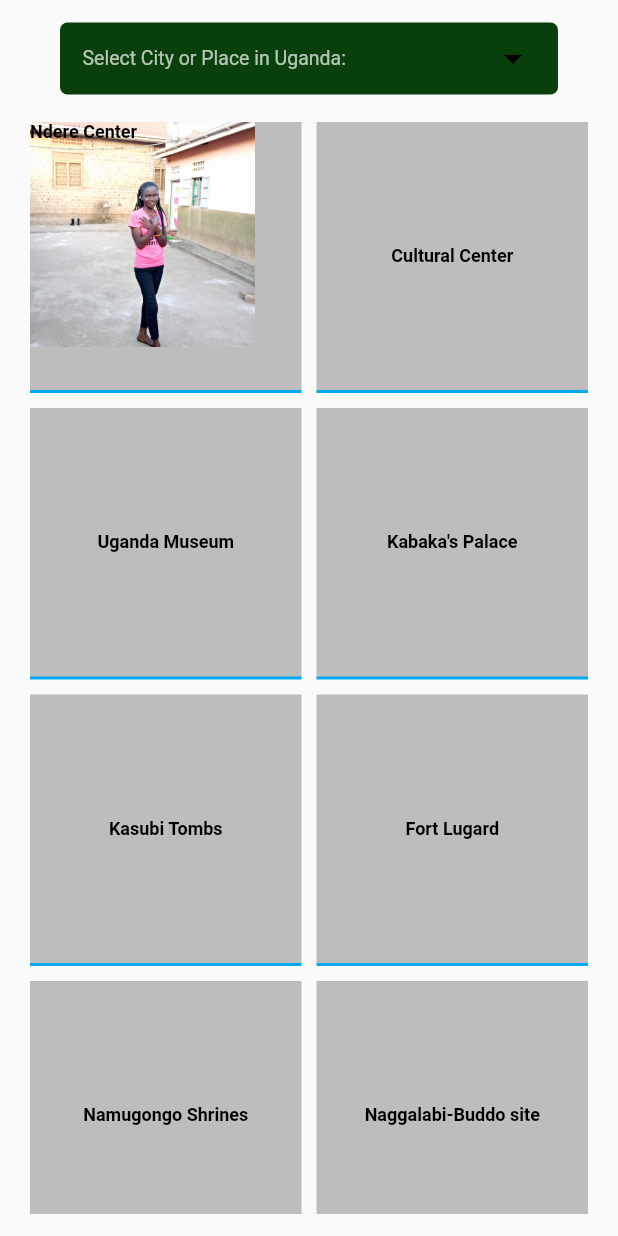
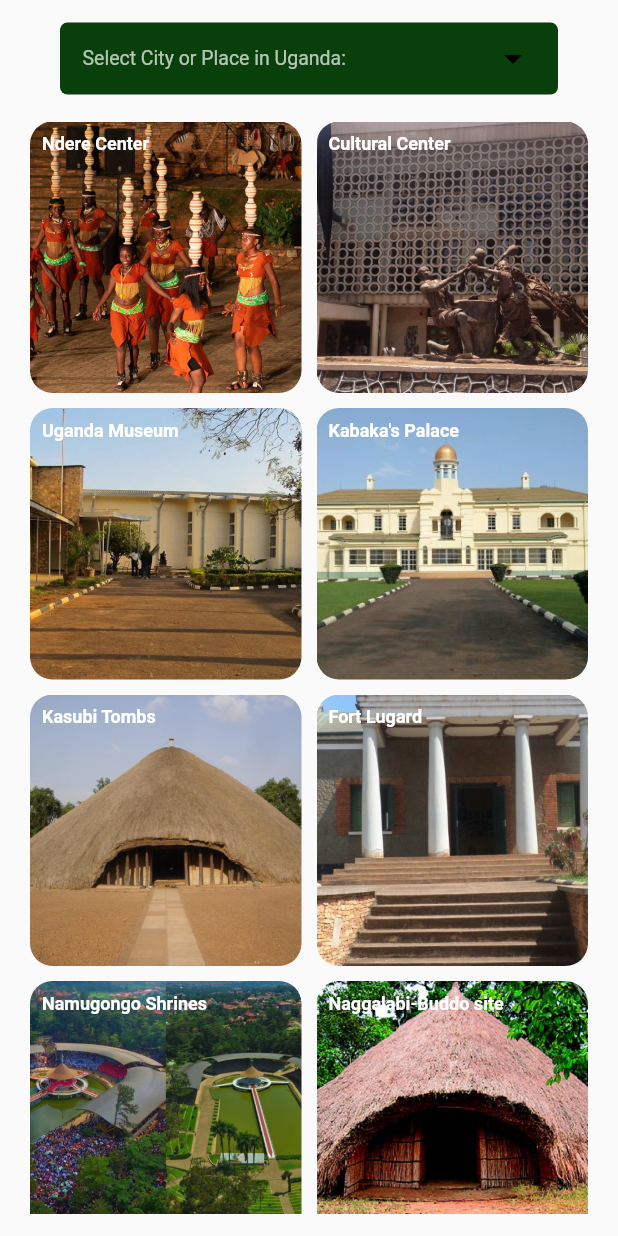
Before and after one commit to confrednabukenya962/tour, a Flutter app: the Culture screen opened directly, on a phone screen of 412 x 824 dp. Run offline on Flutter 3.47's test engine with Material 2 defaults, Android fonts, the phone set to English and light mode, and no system bars; our stand-ins replace country_code_picker, firebase_auth, firebase_core, flutter_rating_bar; accounts and stored records are empty.

Commit message:
first app

```diff
--- a/lib/culture.dart
+++ b/lib/culture.dart
@@ -1,5 +1,6 @@
 import 'package:flutter/material.dart';
-import 'package:tour/signin.dart';
+import 'package:url_launcher/url_launcher.dart';
+
 class Culture extends StatefulWidget {
   const Culture({Key? key}) : super(key: key);
 
@@ -52,198 +53,164 @@ class _CultureState extends State<Culture> {
               ),
             ],
           ),
-          SizedBox(height: 3,),
+          const SizedBox(height: 3,),
           Expanded(
             child:  Container(
               padding:const EdgeInsets.fromLTRB(20.0,15.0,20.0,15.0),
-              child: Container(
+
                 child: GridView(children: [
                   InkWell(
-                    onTap: (){
-                      Navigator.push(
-                          context, MaterialPageRoute(
-                          builder: (context) => const PasswordReset())
-                      );
-                    },
+                    onTap: ()=> launch('https://ndere.com/'),
 
-                    child: Container(
-                      decoration:const BoxDecoration(  color:Color(0xffbdbdbd),border: Border(bottom: BorderSide(
-                        color: Colors.lightBlue,
-                        width: 2,
+                    child: Stack(
+                      children:  [
+                          ClipRRect(
+                            borderRadius: BorderRadius.circular(15.0),
+                            child:Image.asset("images/nd1.jpg",height: 250,width:250,fit: BoxFit.cover,),
                           ),
+                          const Padding(
+                            padding: EdgeInsets.all(8.0),
+                            child: Text("Ndere Center",style: TextStyle(fontWeight: FontWeight.bold,
+                                color: Colors.white,fontSize: 12,),
+                              textAlign: TextAlign.center,),
                           ),
-                      ),
-
-                      //image
-                      child: Stack(
-                       // mainAxisAlignment: MainAxisAlignment.center,
-                        children:  [
-                          Image.asset("images/confred.jpg",height: 150,width:150,fit: BoxFit.cover,),
-                          //const SizedBox(height: 25,),
-                          Text("Ndere Center",style: TextStyle(fontWeight: FontWeight.bold,
-                              color: Colors.black,fontSize: 12,),
-                              textAlign: TextAlign.left),
                       ],
                              ),
 
                     ),
+
+                  InkWell(
+                    onTap: () => launch('https://www.uncc.co.ug/'),
+                    child: Stack(
+                        //mainAxisAlignment: MainAxisAlignment.center,
+                        children:[
+                          ClipRRect(
+                            borderRadius: BorderRadius.circular(15.0),
+                            child:Image.asset("images/cul1.png",height: 250,width:250,fit: BoxFit.cover,),
                           ),
-                  InkWell(
-                    onTap: () {
-                      Navigator.push(
-                          context, MaterialPageRoute(
-                          builder: (context) => const PasswordReset())
-                      );
-                    },
-                    child: Container(
-                      decoration:const BoxDecoration(  color:Color(0xffbdbdbd),border: Border(bottom: BorderSide(
-                        color: Colors.lightBlue,
-                        width: 2,
+
+                           const Padding(
+                             padding: EdgeInsets.all(8.0),
+                             child: Text("Cultural Center", style: TextStyle(fontWeight: FontWeight.bold,
+                                color: Colors.white, fontSize: 12),
+                              textAlign: TextAlign.center,),
                            ),
-                      ),
-                      ),
-                      child: Column(
-                        mainAxisAlignment: MainAxisAlignment.center,
-                        children: const [
-
-                          Text("Cultural Center", style: TextStyle(fontWeight: FontWeight.bold,
-                              color: Colors.black, fontSize: 12),)
                         ],
                       ),
                     ),
+
+                  InkWell(
+                    onTap: () => launch('https://www.ugandamuseums.or.ug/'),
+                    child: Stack(
+                        //mainAxisAlignment: MainAxisAlignment.center,
+                        children: [
+                          ClipRRect(
+                            borderRadius: BorderRadius.circular(15.0),
+                            child:Image.asset("images/mu1.jpg",height: 250,width:250,fit: BoxFit.cover,),
                           ),
-                  InkWell(
-                    onTap: (){
-                      Navigator.push(
-                          context, MaterialPageRoute(
-                          builder: (context) => const PasswordReset())
-                      );
-                    },
-                    child: Container(
-                      decoration:const BoxDecoration(  color:Color(0xffbdbdbd),border: Border(bottom: BorderSide(
-                        color: Colors.lightBlue,
-                        width: 2,
+                           const Padding(
+                             padding: EdgeInsets.all(8.0),
+                             child: Text("Uganda Museum",
+                              style: TextStyle(fontWeight: FontWeight.bold,
+                                  color: Colors.white,fontSize: 12),
+                              textAlign: TextAlign.center,),
                            ),
-                      ),
-                      ),
-                      child: Column(
-                        mainAxisAlignment: MainAxisAlignment.center,
-                        children: const [
-                          Text("Uganda Museum",
-                            style: TextStyle(fontWeight: FontWeight.bold,color: Colors.black,fontSize: 12),)
                         ],
                       ),
                     ),
+
+                  InkWell(
+                    onTap: () => launch('https://www.ugandabudgetsafaris.com/blog/kabakas-palace/'),
+                    child: Stack(
+                       // mainAxisAlignment: MainAxisAlignment.center,
+                        children: [
+                          ClipRRect(
+                            borderRadius: BorderRadius.circular(15.0),
+                            child:Image.asset("images/ka1.jpg",height: 250,width:250,fit: BoxFit.cover,),
                           ),
-                  InkWell(
-                    onTap: (){
-                      Navigator.push(
-                          context, MaterialPageRoute(
-                          builder: (context) => const PasswordReset())
-                      );
-                    },
-                    child: Container(
-                      decoration:const BoxDecoration(  color:Color(0xffbdbdbd),border: Border(bottom: BorderSide(
-                        color: Colors.lightBlue,
-                        width: 2,
+                          const Padding(
+                            padding: EdgeInsets.all(8.0),
+                            child: Text("Kabaka's Palace",style: TextStyle(fontWeight: FontWeight.bold,
+                                color: Colors.white,fontSize: 12),
+                              textAlign: TextAlign.center,),
                           ),
-                      ),
-                      ),
-                      child: Column(
-                        mainAxisAlignment: MainAxisAlignment.center,
-                        children: const [
-                          Text("Kabaka's Palace",style: TextStyle(fontWeight: FontWeight.bold,color: Colors.black,fontSize: 12),)
                         ],
                       ),
                     ),
+
+                  InkWell(
+                    onTap: () => launch('https://whc.unesco.org/en/list/1022/'),
+                    child: Stack(
+                       // mainAxisAlignment: MainAxisAlignment.center,
+                        children:[
+                          ClipRRect(
+                            borderRadius: BorderRadius.circular(15.0),
+                            child:Image.asset("images/to1.jpg",height: 250,width:250,fit: BoxFit.cover,),
                           ),
-                  InkWell(
-                    onTap: (){
-                      Navigator.push(
-                          context, MaterialPageRoute(
-                          builder: (context) => const PasswordReset())
-                      );
-                    },
-                    child: Container(
-                      decoration:const BoxDecoration(  color:Color(0xffbdbdbd),border: Border(bottom: BorderSide(
-                        color: Colors.lightBlue,
-                        width: 2,
+                          const Padding(
+                            padding: EdgeInsets.all(8.0),
+                            child: Text("Kasubi Tombs",style: TextStyle(fontWeight: FontWeight.bold,
+                                color: Colors.white,fontSize: 12),
+                              textAlign: TextAlign.center, ),
                           ),
-                      ),
-                      ),
-                      child: Column(
-                        mainAxisAlignment: MainAxisAlignment.center,
-                        children: const [
-                          Text("Kasubi Tombs",style: TextStyle(fontWeight: FontWeight.bold,color: Colors.black,fontSize: 12),)
                         ],
                       ),
                     ),
+
+                  InkWell(
+                    onTap: ()=> launch('https://ugandatourismcenter.com/place/fort-lugard-museum/'),
+                    child: Stack(
+                       // mainAxisAlignment: MainAxisAlignment.center,
+                        children:[
+                          ClipRRect(
+                            borderRadius: BorderRadius.circular(15.0),
+                            child:Image.asset("images/fort1.jpg",height: 250,width:250,fit: BoxFit.cover,),
                           ),
-                  InkWell(
-                    onTap: (){
-                      Navigator.push(
-                          context, MaterialPageRoute(
-                          builder: (context) => const PasswordReset())
-                      );
-                    },
-                    child: Container(
-                      decoration:const BoxDecoration(  color:Color(0xffbdbdbd),border: Border(bottom: BorderSide(
-                        color: Colors.lightBlue,
-                        width: 2,
+                          const Padding(
+                            padding: EdgeInsets.all(8.0),
+                            child: Text("Fort Lugard",style: TextStyle(fontWeight: FontWeight.bold,
+                                color: Colors.white,fontSize: 12),
+                              textAlign: TextAlign.center, ),
                           ),
-                      ),
-                      ),
-                      child: Column(
-                        mainAxisAlignment: MainAxisAlignment.center,
-                        children: const [
-                          Text("Fort Lugard",style: TextStyle(fontWeight: FontWeight.bold,color: Colors.black,fontSize: 12),)
                         ],
                       ),
                     ),
+
+                  InkWell(
+                    onTap: ()=> launch('https://www.ugandamartyrsshrine.org.ug/'),
+                    child: Stack(
+                       // mainAxisAlignment: MainAxisAlignment.center,
+                        children:[
+                          ClipRRect(
+                            borderRadius: BorderRadius.circular(15.0),
+                            child:Image.asset("images/shr1.jpg",height: 250,width:250,fit: BoxFit.cover,),
                           ),
-                  InkWell(
-                    onTap: (){
-                      Navigator.push(
-                          context, MaterialPageRoute(
-                          builder: (context) => const PasswordReset())
-                      );
-                    },
-                    child: Container(
-                      decoration:const BoxDecoration(  color:Color(0xffbdbdbd),border: Border(bottom: BorderSide(
-                        color: Colors.lightBlue,
-                        width: 2,
+                          const Padding(
+                            padding: EdgeInsets.all(8.0),
+                            child: Text("Namugongo Shrines",style: TextStyle(fontWeight: FontWeight.bold,
+                                color: Colors.white,fontSize: 12),
+                              textAlign: TextAlign.center,),
                           ),
-                      ),
-                      ),
-                      child: Column(
-                        mainAxisAlignment: MainAxisAlignment.center,
-                        children: const [
-
-                          Text("Namugongo Shrines",style: TextStyle(fontWeight: FontWeight.bold,color: Colors.black,fontSize: 12),)
                         ],
                       ),
                     ),
+
+                  InkWell(
+                    onTap: ()=> launch('https://www.ugandasafaristours.com/blog/naggalabi-buddo-bugandas-coronation-site.html'),
+                    child: Stack(
+                        //mainAxisAlignment: MainAxisAlignment.center,
+                        children:[
+                          ClipRRect(
+                            borderRadius: BorderRadius.circular(15.0),
+                            child:Image.asset("images/naga1.jpg",height: 250,width:250,fit: BoxFit.cover,),
                           ),
-                  InkWell(
-                    onTap: (){
-                      Navigator.push(
-                          context, MaterialPageRoute(
-                          builder: (context) => const PasswordReset())
-                      );
-                    },
-                    child: Container(
-                      decoration:const BoxDecoration(  color:Color(0xffbdbdbd),border: Border(bottom: BorderSide(
-                        color: Colors.lightBlue,
-                        width: 2,
+                          const Padding(
+                            padding: EdgeInsets.all(8.0),
+                            child: Text("Naggalabi-Buddo site",style: TextStyle(fontWeight: FontWeight.bold,
+                                color: Colors.white,fontSize: 12),
+                              textAlign: TextAlign.center,),
                           ),
-                      ),
-                      ),
-                      child: Column(
-                        mainAxisAlignment: MainAxisAlignment.center,
-                        children: const [
-                          Text("Naggalabi-Buddo site",style: TextStyle(fontWeight: FontWeight.bold,color: Colors.black,fontSize: 12),)
                         ],
-                      ),
                       ),
                     ),
                 ],
@@ -251,9 +218,6 @@ class _CultureState extends State<Culture> {
                 ),
               ),
             ),
-          ),
-
-
         ],
       ),
 
```
Also changed, not shown: pubspec.yaml (+10 -0 lines), images/cul1.png (added), images/fort1.jpg (added), images/ka1.jpg (added), images/mu1.jpg (added), images/naga1.jpg (added), images/nd1.jpg (added), images/shr1.jpg (added), images/to1.jpg (added). Lines whose indentation alone changed are shown as unchanged.
